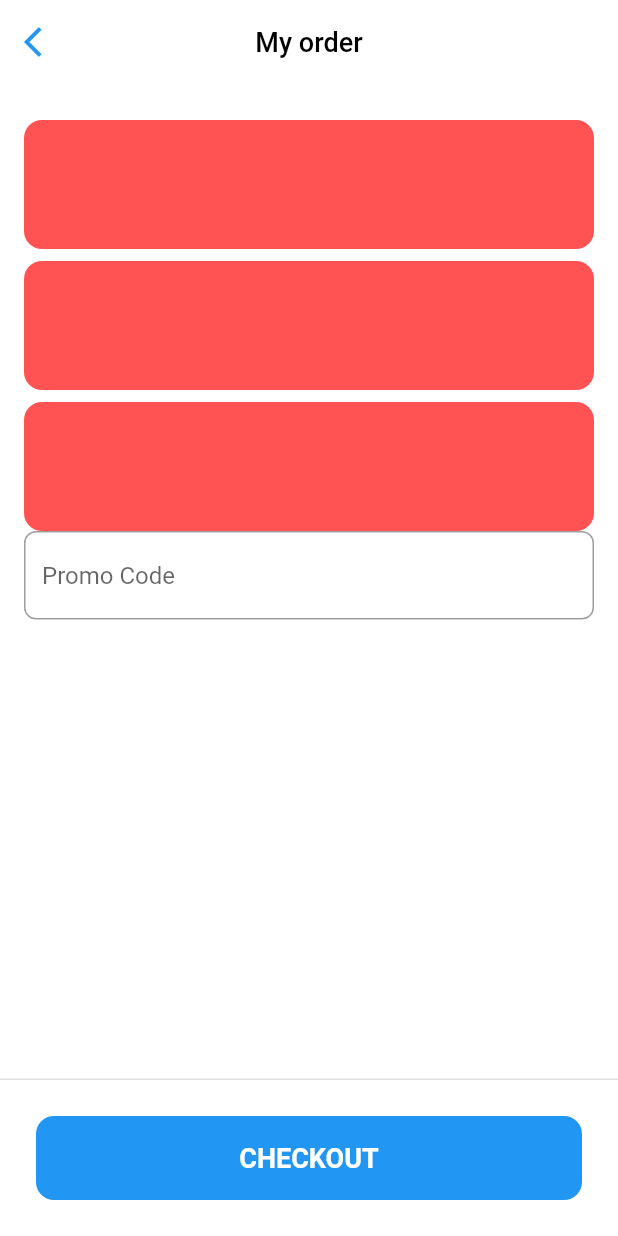
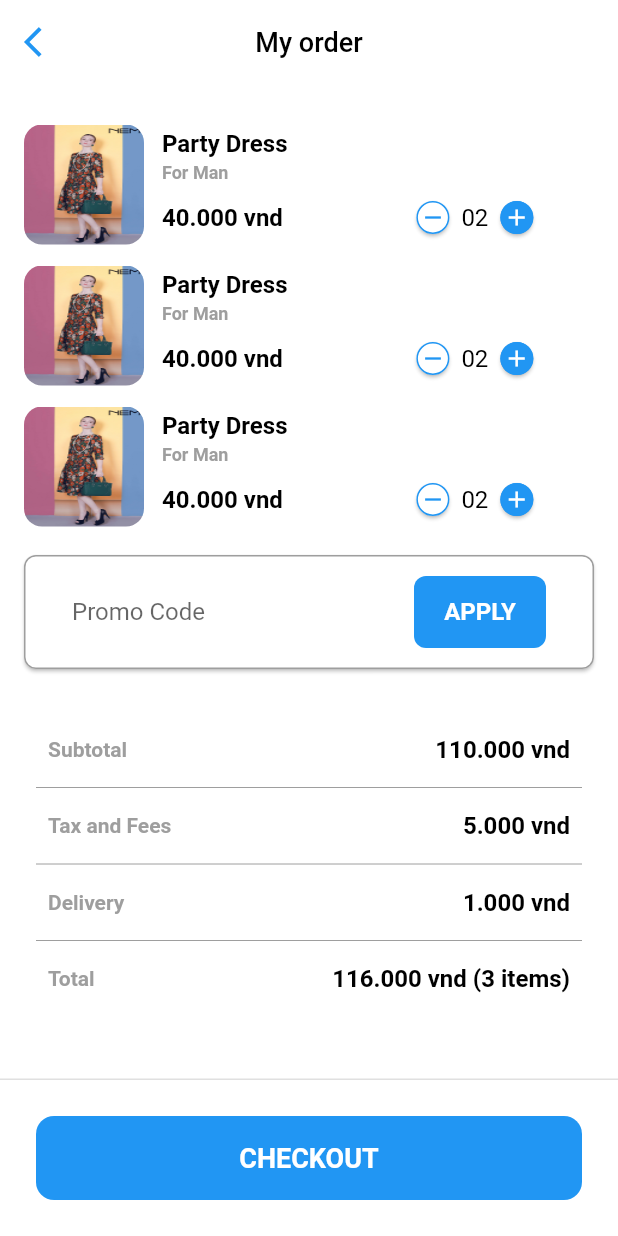
Before and after one commit to phucnguyen1618/fashion_app_ui, a Flutter app: the CartPage screen opened by its route, on a phone screen of 412 x 824 dp. Run offline on Flutter 3.47's test engine with Material 2 defaults, Android fonts, the phone set to English and light mode, and no system bars; our stand-ins replace get.

Commit message:
Update project ui (11:15 AM 16/12/2021)

```diff
--- a/lib/modules/cart/cart_page.dart
+++ /dev/null
@@ -1,79 +0,0 @@
-import 'package:fashion_app_ui/widgets/item_order_widget.dart';
-import 'package:flutter/material.dart';
-
-class CartPage extends StatelessWidget {
-  const CartPage({Key? key}) : super(key: key);
-
-  @override
-  Widget build(BuildContext context) {
-    return Scaffold(
-      backgroundColor: Colors.white,
-      appBar: AppBar(
-        centerTitle: true,
-        backgroundColor: Colors.white,
-        elevation: 0.0,
-        leading: IconButton(
-          onPressed: () {},
-          icon: const Icon(
-            Icons.arrow_back_ios,
-            color: Colors.blue,
-          ),
-        ),
-        title: const Text(
-          'My order',
-          style: TextStyle(
-            color: Colors.black,
-            fontSize: 18.0,
-          ),
-        ),
-      ),
-      body: Padding(
-        padding: const EdgeInsets.all(16.0),
-        child: Column(
-          children: [
-            ListView.builder(
-                itemCount: 3,
-                shrinkWrap: true,
-                itemBuilder: (context, index) {
-                  return const ItemOrderWidget();
-                }),
-            Column(
-              children: [
-                TextField(
-                  decoration: InputDecoration(
-                    hintText: 'Promo Code',
-                    border: const OutlineInputBorder(
-                      borderRadius: BorderRadius.all(Radius.circular(8.0)),
-                      borderSide: BorderSide(color: Colors.grey),
-                    ),
-                  ),
-                )
-              ],
-            )
-          ],
-        ),
-      ),
-      persistentFooterButtons: [
-        Container(
-          margin: const EdgeInsets.all(16.0),
-          decoration: BoxDecoration(
-            color: Colors.blue,
-            borderRadius: BorderRadius.circular(12.0),
-          ),
-          width: double.infinity,
-          height: 56,
-          child: MaterialButton(
-            onPressed: () {},
-            child: const Text(
-              'CHECKOUT',
-              style: TextStyle(
-                  color: Colors.white,
-                  fontSize: 18.0,
-                  fontWeight: FontWeight.bold),
-            ),
-          ),
-        )
-      ],
-    );
-  }
-}
--- /dev/null
+++ b/lib/modules/cart/controller/cart_controller.dart
@@ -0,0 +1,8 @@
+import 'package:get/get.dart';
+
+class CartController extends GetxController {
+
+  onBack(){
+    Get.back(result: 0);
+  }
+}
--- /dev/null
+++ b/lib/modules/cart/view/cart_page.dart
@@ -0,0 +1,107 @@
+import 'package:fashion_app_ui/modules/cart/controller/cart_controller.dart';
+import 'package:fashion_app_ui/widgets/custom_button_apply_widget.dart';
+import 'package:fashion_app_ui/widgets/item_order_widget.dart';
+import 'package:flutter/material.dart';
+import 'package:get/get.dart';
+
+part 'cart_page_children.dart';
+
+class CartPage extends StatelessWidget {
+  const CartPage({Key? key}) : super(key: key);
+
+  @override
+  Widget build(BuildContext context) {
+    final controller = Get.put(CartController());
+    return Scaffold(
+      backgroundColor: Colors.white,
+      appBar: AppBar(
+        centerTitle: true,
+        backgroundColor: Colors.white,
+        elevation: 0.0,
+        leading: IconButton(
+          onPressed: () => controller.onBack(),
+          icon: const Icon(
+            Icons.arrow_back_ios,
+            color: Colors.blue,
+          ),
+        ),
+        title: const Text(
+          'My order',
+          style: TextStyle(
+            color: Colors.black,
+            fontSize: 18.0,
+          ),
+        ),
+      ),
+      body: SingleChildScrollView(
+        child: Padding(
+          padding: const EdgeInsets.all(16.0),
+          child: Column(
+            children: [
+              ListView.builder(
+                  itemCount: 3,
+                  shrinkWrap: true,
+                  itemBuilder: (context, index) {
+                    return const ItemOrderWidget();
+                  }),
+              Card(
+                margin: const EdgeInsets.only(top: 16.0, bottom: 16.0),
+                shape: RoundedRectangleBorder(
+                  borderRadius: BorderRadius.circular(8.0),
+                  side: const BorderSide(
+                    color: Colors.grey,
+                  ),
+                ),
+                child: Container(
+                  height: 56.0,
+                  margin: const EdgeInsets.only(
+                      left: 16.0, right: 16.0, top: 10.0, bottom: 10.0),
+                  alignment: Alignment.center,
+                  child: Row(
+                    crossAxisAlignment: CrossAxisAlignment.center,
+                    mainAxisAlignment: MainAxisAlignment.spaceBetween,
+                    children: const [
+                      TextField(
+                        decoration: InputDecoration(
+                          contentPadding: EdgeInsets.only(left: 16.0, top: 8.0),
+                          constraints: BoxConstraints.expand(
+                            width: 150.0,
+                          ),
+                          hintText: 'Promo Code',
+                          border: InputBorder.none,
+                        ),
+                      ),
+                      CustomButtonApplyWidget(),
+                    ],
+                  ),
+                ),
+              ),
+              columnInforOrder(),
+            ],
+          ),
+        ),
+      ),
+      persistentFooterButtons: [
+        Container(
+          margin: const EdgeInsets.all(16.0),
+          decoration: BoxDecoration(
+            color: Colors.blue,
+            borderRadius: BorderRadius.circular(12.0),
+          ),
+          width: double.infinity,
+          height: 56,
+          child: MaterialButton(
+            onPressed: () {},
+            child: const Text(
+              'CHECKOUT',
+              style: TextStyle(
+                  color: Colors.white,
+                  fontSize: 18.0,
+                  fontWeight: FontWeight.bold),
+            ),
+          ),
+        )
+      ],
+    );
+  }
+}
--- a/lib/modules/home/controller/home_controller.dart
+++ b/lib/modules/home/controller/home_controller.dart
@@ -20,4 +20,8 @@ class HomeController extends GetxController {
         break;
     }
   }
+
+  void onAvatarProfileClicked() {
+    Get.toNamed(Routes.PROFILE);
+  }
 }
--- a/lib/routes/app_pages.dart
+++ b/lib/routes/app_pages.dart
@@ -1,6 +1,9 @@
-import 'package:fashion_app_ui/modules/cart/cart_page.dart';
+import 'package:fashion_app_ui/modules/cart/view/cart_page.dart';
 import 'package:fashion_app_ui/modules/favorite/view/favorite_page.dart';
+import 'package:fashion_app_ui/modules/history/view/history_page.dart';
 import 'package:fashion_app_ui/modules/home/view/home_page.dart';
+import 'package:fashion_app_ui/modules/notification/notification_page.dart';
+import 'package:fashion_app_ui/modules/profile/profile_page.dart';
 import 'package:fashion_app_ui/modules/signup/view/sign_up_page.dart';
 import 'package:fashion_app_ui/modules/splash/view/splash_page.dart';
 import 'package:fashion_app_ui/modules/verify/view/verify_page.dart';
@@ -15,4 +18,7 @@ final routePages = [
   GetPage(name: Routes.HOME, page: () => const HomePage()),
   GetPage(name: Routes.FAVORITE, page: () => const FavoritePage()),
   GetPage(name: Routes.CART, page: () => const CartPage()),
+  GetPage(name: Routes.PROFILE, page: () => const ProfilePage()),
+  GetPage(name: Routes.HISTORY, page: () => const HistoryPage()),
+  GetPage(name: Routes.NOTIFICATION, page: () => const NotificationPage()),
 ];
--- a/lib/routes/app_routes.dart
+++ b/lib/routes/app_routes.dart
@@ -7,4 +7,7 @@ abstract class Routes {
   static const HOME = '/home';
   static const FAVORITE = '/favorite';
   static const CART = '/cart';
+  static const PROFILE = '/profile';
+  static const HISTORY = '/history';
+  static const NOTIFICATION = '/notification';
 }
--- /dev/null
+++ b/lib/widgets/custom_button_apply_widget.dart
@@ -0,0 +1,28 @@
+import 'package:flutter/material.dart';
+
+class CustomButtonApplyWidget extends StatelessWidget {
+  const CustomButtonApplyWidget({Key? key}) : super(key: key);
+
+  @override
+  Widget build(BuildContext context) {
+    return Container(
+      margin: const EdgeInsets.only(right: 16.0),
+      height: 48.0,
+      decoration: BoxDecoration(
+        color: Colors.blue,
+        borderRadius: BorderRadius.circular(8.0),
+      ),
+      child: MaterialButton(
+        onPressed: () {},
+        child: const Text(
+          'APPLY',
+          style: TextStyle(
+            color: Colors.white,
+            fontSize: 16.0,
+            fontWeight: FontWeight.bold,
+          ),
+        ),
+      ),
+    );
+  }
+}
--- /dev/null
+++ b/lib/widgets/custom_number_button_widget.dart
@@ -0,0 +1,32 @@
+import 'package:flutter/material.dart';
+
+class CustomNumberButtonWidget extends StatelessWidget {
+
+  const CustomNumberButtonWidget({
+    Key? key,
+    required this.iconData,
+    required this.isChoose,
+  }) : super(key: key);
+
+  final IconData iconData;
+  final bool isChoose;
+
+  @override
+  Widget build(BuildContext context) {
+    return Card(
+      color: isChoose ? Colors.white : Colors.blue,
+      shape: RoundedRectangleBorder(
+        borderRadius: BorderRadius.circular(20.0),
+        side: const BorderSide(color: Colors.blue, width: 1),
+      ),
+      child: Padding(
+        padding: const EdgeInsets.all(2.0),
+        child: Icon(
+          iconData,
+          color: isChoose ? Colors.blue : Colors.white,
+          size: 18.0,
+        ),
+      ),
+    );
+  }
+}
--- a/lib/widgets/item_order_widget.dart
+++ b/lib/widgets/item_order_widget.dart
@@ -1,3 +1,4 @@
+import 'package:fashion_app_ui/widgets/custom_number_button_widget.dart';
 import 'package:flutter/material.dart';
 
 class ItemOrderWidget extends StatelessWidget {
@@ -9,9 +10,74 @@ class ItemOrderWidget extends StatelessWidget {
       margin: const EdgeInsets.only(top: 8.0),
       height: 86.0,
       width: double.infinity,
-      decoration: BoxDecoration(
-        borderRadius: BorderRadius.circular(12.0),
-        color: Colors.redAccent,
+      child: Row(
+        children: [
+          ClipRRect(
+            borderRadius: BorderRadius.circular(12.0),
+            child: SizedBox(width: 80.0, height: 80.0,
+                child: Image.asset('assets/images/image_03.jpeg', fit: BoxFit.fill,),),
+          ),
+          const SizedBox(
+            width: 12.0,
+          ),
+          Column(
+            crossAxisAlignment: CrossAxisAlignment.start,
+            mainAxisAlignment: MainAxisAlignment.spaceBetween,
+            children: [
+              Padding(
+                padding: const EdgeInsets.only(top: 6.0),
+                child: Column(
+                  crossAxisAlignment: CrossAxisAlignment.start,
+                  children: const [
+                    Text(
+                      'Party Dress',
+                      style: TextStyle(
+                          color: Colors.black,
+                          fontSize: 16.0,
+                          fontWeight: FontWeight.bold),
+                    ),
+                    SizedBox(height: 3.0,),
+                    Text(
+                      'For Man',
+                      style: TextStyle(
+                        color: Colors.grey,
+                        fontWeight: FontWeight.bold,
+                        fontSize: 12.0,),
+                    ),
+                  ],
+                ),
+              ),
+              Padding(
+                padding: const EdgeInsets.only(bottom: 6.0),
+                child: Row(
+                  mainAxisAlignment: MainAxisAlignment.spaceBetween,
+                  children: [
+                    const Text(
+                      '40.000 vnd',
+                      style: TextStyle(
+                          color: Colors.black,
+                          fontSize: 16.0,
+                          fontWeight: FontWeight.bold),
+                    ),
+                    const SizedBox(width: 85.0,),
+                    Padding(
+                      padding: const EdgeInsets.only(right: 16.0),
+                      child: Row(
+                        children: const [
+                          CustomNumberButtonWidget(iconData: Icons.remove, isChoose: true),
+                          SizedBox(width: 4.0,),
+                          Text('02', style: TextStyle(color: Colors.black, fontSize: 16.0),),
+                          SizedBox(width: 4.0,),
+                          CustomNumberButtonWidget(iconData: Icons.add, isChoose: false),
+                        ],
+                      ),
+                    ),
+                  ],
+                ),
+              ),
+            ],
+          )
+        ],
       ),
     );
   }
```
Also changed, not shown: lib/modules/cart/view/cart_page_children.dart (added, +110 -0 lines), lib/modules/history/view/history_page.dart (added, +10 -0 lines), lib/modules/home/view/home_page.dart (+9 -5 lines), lib/modules/notification/notification_page.dart (added, +10 -0 lines), lib/modules/profile/profile_page.dart (added, +146 -0 lines).
